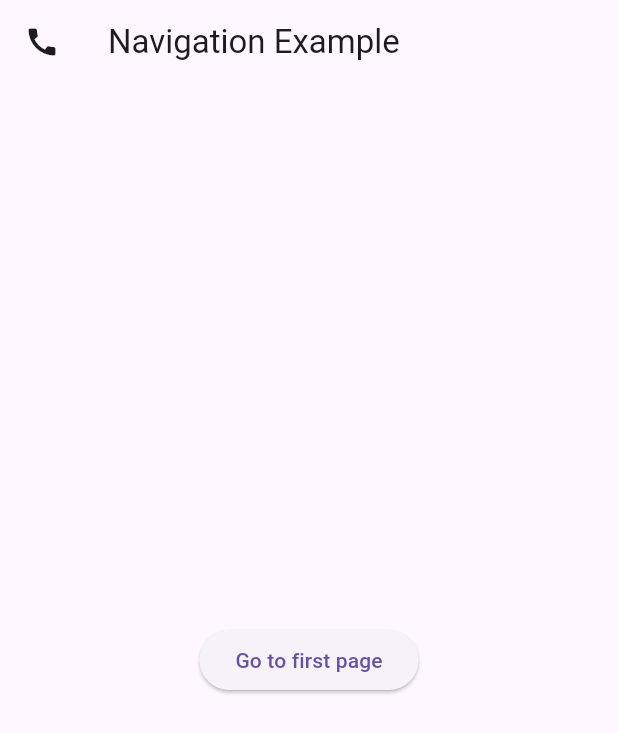
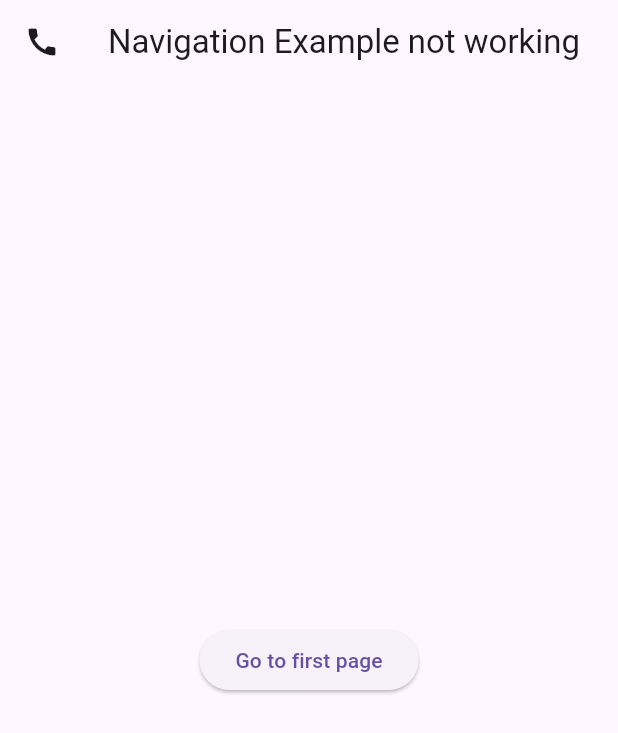
Before and after one commit to arafatmisbawebdeveloper/flutter_1st_try, a Flutter app: the NavigationGuide screen opened directly, on a phone screen of 412 x 824 dp. Shown: the top 733 px of the screen. Run offline on Flutter 3.47's test engine with Material 3 defaults, Android fonts, the phone set to English and light mode, and no system bars.

Commit message:
what happendne

```diff
--- a/lib/class8_to_12/NavigationGuide/home.dart
+++ b/lib/class8_to_12/NavigationGuide/home.dart
@@ -8,7 +8,7 @@ class NavigationGuide extends StatelessWidget {
     return Scaffold(
       appBar: AppBar(
         leading: Icon(Icons.call),
-        title: Text("Navigation Example"),
+        title: Text("Navigation Example not working"),
       ),
       body: Center(
         child: ElevatedButton(
```
